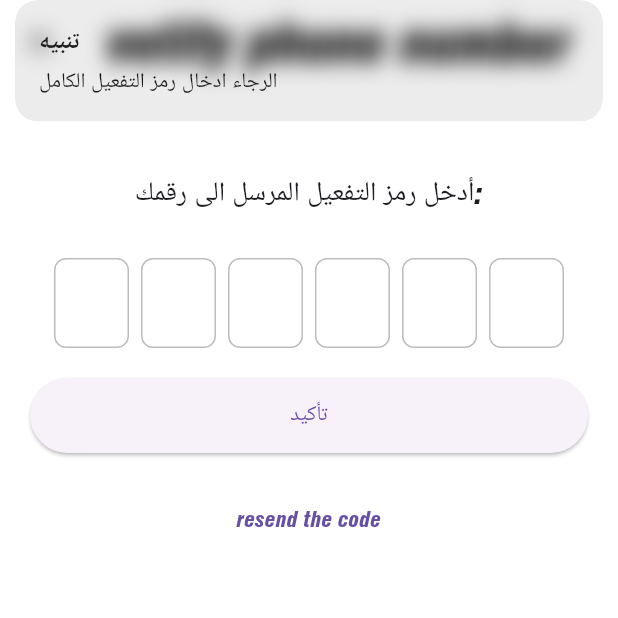
After one commit to ZaherWarrar/shbeekLbeek, a Flutter app: the OtpView screen opened by its route, after a tap on "تأكيد", on a phone screen of 412 x 824 dp, the top half of it. The commit adds this screen. Run offline on Flutter 3.47's test engine with Material 3 defaults, Android fonts, the phone set to English and light mode, and no system bars; drawn by our look-alikes of pinput; our stand-ins replace dartz, get, lottie, percent_indicator, shared_preferences; accounts and stored records are empty.

Commit message:
after adding otp screen:

```diff
--- /dev/null
+++ b/lib/binding/otp_binding.dart
@@ -0,0 +1,9 @@
+import 'package:app/controller/auth/otp/otp_controller.dart';
+import 'package:get/get.dart';
+
+class OtpBinding extends Bindings {
+  @override
+  void dependencies() {
+    Get.lazyPut<OtpController>(() => OtpController());
+  }
+}
--- /dev/null
+++ b/lib/controller/auth/otp/otp_controller.dart
@@ -0,0 +1,53 @@
+import 'dart:convert';
+
+import 'package:get/get.dart';
+import 'package:http/http.dart' as http;
+
+class OtpController extends GetxController {
+  var otpCode = ''.obs;
+
+  var isloading = false.obs;
+
+  // هنا يجب ادخال عنوان الapi الصحيح للotp
+  final String apiUrl = "";
+
+  Future<void> verifyOtp() async {
+    if (otpCode.value.length != 6) {
+      Get.snackbar("تنبيه", "الرجاء ادخال رمز التفعيل الكامل");
+      return;
+    }
+
+    try {
+      isloading.value = true;
+
+      final Map<String, dynamic> requestData = {
+        'otp': otpCode.value,
+        'phone': '+963900000000',
+      };
+
+      final response = await http.post(
+        Uri.parse(apiUrl),
+        headers: {'Content-Type': 'application/json'},
+        body: jsonEncode(requestData),
+      );
+      //===========بحالة نجاح التحقق ==========
+      if (response.statusCode == 200) {
+        final data = jsonDecode(response.body);
+
+        if (data['success'] == true) {
+          Get.snackbar('نجاح ✅', data['message'] ?? 'تم التحقق بنجاح');
+          // =========يمكنك الانتقال لصفحة أخرى:=========
+          // Get.offAllNamed(AppRoutes.home);
+        } else {
+          Get.snackbar('فشل ❌', data['message'] ?? 'رمز غير صالح');
+        }
+      } else {
+        Get.snackbar('خطأ ⚠️', 'فشل الاتصال بالسيرفر (${response.statusCode})');
+      }
+    } catch (e) {
+      Get.snackbar("حدث خطأ أثناء التحقق", 'خطأ : $e');
+    } finally {
+      isloading.value = false;
+    }
+  }
+}
--- a/lib/core/constant/routes/app_routes.dart
+++ b/lib/core/constant/routes/app_routes.dart
@@ -1,19 +1,22 @@
+import 'package:app/binding/otp_binding.dart';
 import 'package:app/view/auth/login/login_view.dart';
 import 'package:app/view/auth/register/register_view.dart';
+import 'package:app/view/auth/verification/otp_view.dart';
 import 'package:get/get.dart';
-
 
 class AppRoutes {
   static const String splash = '/';
   static const String login = '/';
   static const String register = '/register';
+  static const String otp = '/otp';
   static const String project = '/project';
   static const String userProject = "/userProject";
   static const String learneMore = "/learnMore";
 
   static final routes = [
-     GetPage(name: splash, page: () => const LoginView()),
-     GetPage(name: register, page: ()=> const RegisterView())
+    GetPage(name: splash, page: () => const LoginView()),
+    GetPage(name: register, page: () => const RegisterView()),
+    GetPage(binding: OtpBinding(), name: otp, page: () => const OtpView()),
     // GetPage(name: login, page: () => LoginView()),
     // GetPage(name: home, page: () => HomePage()),
     // GetPage(name: project, page: () => ProjectView()),
--- a/lib/localization/translation.dart
+++ b/lib/localization/translation.dart
@@ -21,6 +21,7 @@ class MyTranslation extends Translations {
       "15": "إنشاء حساب ",
       "16": "إنشاء",
       "17": "لدي حساب : ",
+      "18": "تأكيد الرقم",
     },
     "en": {
       "1": "Login",
@@ -40,6 +41,7 @@ class MyTranslation extends Translations {
       "15": "Create an account",
       "16": "Create",
       "17": "I have an account : ",
+      "18": "vetify phone number",
     },
   };
 }
--- a/lib/view/auth/login/login_view.dart
+++ b/lib/view/auth/login/login_view.dart
@@ -1,4 +1,5 @@
 import 'package:app/controller/auth/login/login_controller.dart';
+import 'package:app/core/constant/routes/app_routes.dart';
 import 'package:app/view/auth/login/widgets/go_to_register.dart';
 import 'package:flutter/material.dart';
 import 'package:get/get.dart';
@@ -11,7 +12,8 @@ import 'package:app/core/shared/custom_app_bar.dart';
 import 'package:app/core/shared/custom_button.dart';
 import 'package:app/core/shared/custom_text_form_fild.dart';
 import 'package:app/main.dart';
- class LoginView extends StatelessWidget {
+
+class LoginView extends StatelessWidget {
   const LoginView({super.key});
 
   @override
@@ -95,6 +97,14 @@ import 'package:app/main.dart';
                       controller.login();
                     },
                   ),
+
+                  //====================additional=================
+                  FloatingActionButton(
+                    backgroundColor: Colors.red,
+                    onPressed: () {
+                      Get.offAllNamed(AppRoutes.otp);
+                    },
+                  ),
                 ],
               ),
             ),
--- /dev/null
+++ b/lib/view/auth/verification/otp_view.dart
@@ -0,0 +1,71 @@
+import 'package:app/controller/auth/otp/otp_controller.dart';
+import 'package:app/core/constant/app_color.dart';
+import 'package:app/core/shared/custom_app_bar.dart';
+import 'package:flutter/material.dart';
+import 'package:get/get.dart';
+import 'package:pinput/pinput.dart';
+
+class OtpView extends GetView<OtpController> {
+  const OtpView({super.key});
+
+  @override
+  Widget build(BuildContext context) {
+    return Scaffold(
+      backgroundColor: AppColor().backgroundColor,
+      appBar: CustomAppBar(title: "18".tr),
+      body: Padding(
+        padding: const EdgeInsets.all(20),
+        child: Column(
+          children: [
+            const SizedBox(height: 40),
+            const Text(
+              "أدخل رمز التفعيل المرسل الى رقمك: ",
+              style: TextStyle(fontSize: 18),
+              textAlign: TextAlign.center,
+            ),
+            const SizedBox(height: 30),
+
+            //=========الباكيج تبعيت  otp ====
+            Pinput(
+              length: 6,
+              onChanged: (value) => controller.otpCode.value = value,
+              onCompleted: (value) => controller.otpCode.value = value,
+              defaultPinTheme: PinTheme(
+                width: 50,
+                height: 60,
+                textStyle: const TextStyle(fontSize: 22, color: Colors.black),
+                decoration: BoxDecoration(
+                  border: Border.all(color: Colors.grey.shade400),
+                  borderRadius: BorderRadius.circular(8),
+                ),
+              ),
+            ),
+            SizedBox(height: 20),
+            Obx(() {
+              return ElevatedButton(
+                onPressed: controller.isloading.value
+                    ? null
+                    : () => controller.verifyOtp(),
+                style: ElevatedButton.styleFrom(
+                  minimumSize: const Size(double.infinity, 50),
+                ),
+                child: controller.isloading.value
+                    ? const CircularProgressIndicator(color: Colors.white)
+                    : const Text('تأكيد'),
+              );
+            }),
+            const SizedBox(height: 20),
+
+            TextButton(
+              onPressed: () {
+                Get.snackbar("resend..", "message has been sent");
+                //=========api اعادة ارسال الotp====
+              },
+              child: const Text("resend the code"),
+            ),
+          ],
+        ),
+      ),
+    );
+  }
+}
--- a/pubspec.yaml
+++ b/pubspec.yaml
@@ -43,6 +43,7 @@ dependencies:
   # The following adds the Cupertino Icons font to your application.
   # Use with the CupertinoIcons class for iOS style icons.
   cupertino_icons: ^1.0.8
+  pinput: ^5.0.2
 
 dev_dependencies:
   flutter_test:
```
Also changed, not shown: pubspec.lock.
